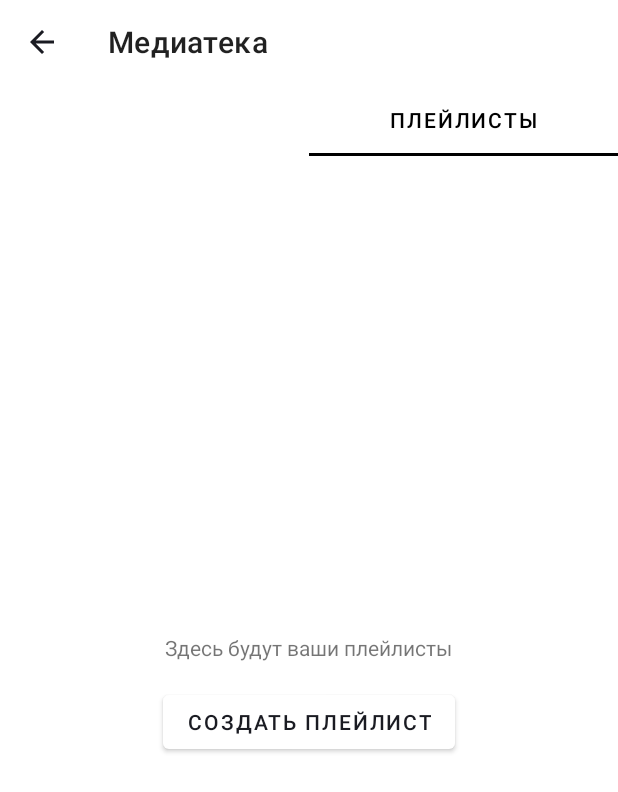
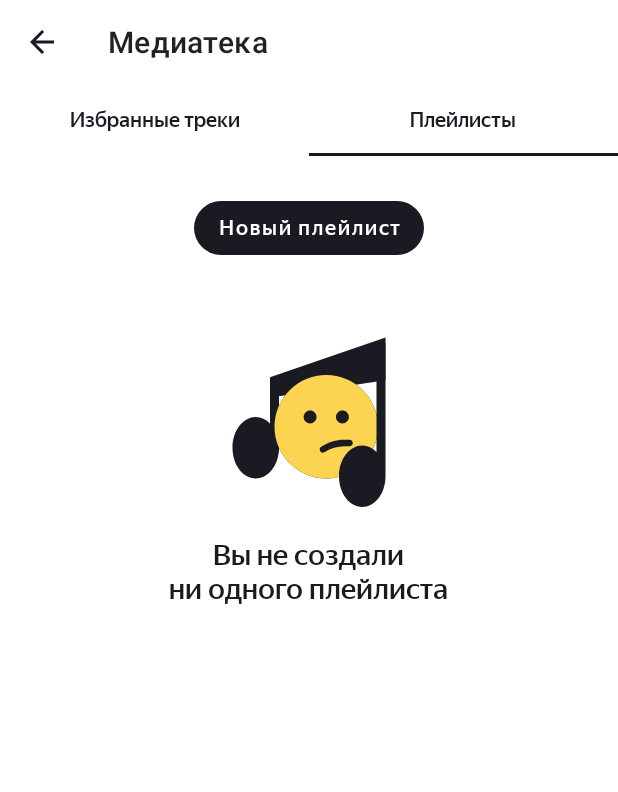
Before and after one commit to ValeryArhy/PlaylistMaker, an Android app: the FavoritesFragment screen opened directly, with no data from a screen before it, tab 2 chosen, on a phone screen of 412 x 824 dp. Shown: the top 792 px of the screen. Run offline under Robolectric (Android 15) with nearby library versions, the phone set to English and light mode, and no system bars.

Commit message:
18 спринт

```diff
--- a/app/src/main/java/com/example/playlistmaker/player/ui/FavoritesFragment.kt
+++ b/app/src/main/java/com/example/playlistmaker/player/ui/FavoritesFragment.kt
@@ -27,4 +27,9 @@ class FavoritesFragment : Fragment() {
         super.onDestroyView()
         _binding = null
     }
+    companion object {
+        fun newInstance(): FavoritesFragment{
+            return FavoritesFragment()
+        }
+    }
 }
--- a/app/src/main/java/com/example/playlistmaker/player/ui/MediaLibraryActivity.kt
+++ b/app/src/main/java/com/example/playlistmaker/player/ui/MediaLibraryActivity.kt
@@ -21,7 +21,7 @@ class MediaLibraryActivity : AppCompatActivity() {
 
         TabLayoutMediator(binding.tabLayout, binding.viewPager) { tab, position ->
             tab.text = when (position) {
-                0 -> ""
+                0 -> "Избранные треки"
                 1 -> "Плейлисты"
                 else -> null
             }
--- a/app/src/main/java/com/example/playlistmaker/player/ui/MediaLibraryPagerAdapter.kt
+++ b/app/src/main/java/com/example/playlistmaker/player/ui/MediaLibraryPagerAdapter.kt
@@ -10,8 +10,8 @@ class MediaLibraryPagerAdapter(activity: FragmentActivity) : FragmentStateAdapte
 
     override fun createFragment(position: Int): Fragment {
         return when (position) {
-            0 -> FavoritesFragment()
-            1 -> PlaylistsFragment()
+            0 -> FavoritesFragment.newInstance()
+            1 -> PlaylistsFragment.newInstance()
             else -> throw IllegalStateException("Unexpected position: $position")
         }
     }
--- a/app/src/main/java/com/example/playlistmaker/player/ui/PlaylistsFragment.kt
+++ b/app/src/main/java/com/example/playlistmaker/player/ui/PlaylistsFragment.kt
@@ -26,7 +26,7 @@ class PlaylistsFragment : Fragment() {
     override fun onViewCreated(view: View, savedInstanceState: Bundle?) {
         super.onViewCreated(view, savedInstanceState)
 
-        binding.createPlaylistButton.setOnClickListener {
+        binding.newPlaylistButton.setOnClickListener {
         }
     }
 
@@ -34,4 +34,9 @@ class PlaylistsFragment : Fragment() {
         super.onDestroyView()
         _binding = null
     }
+    companion object {
+        fun newInstance(): PlaylistsFragment{
+            return PlaylistsFragment()
+        }
+    }
 }
--- a/app/src/main/res/layout/activity_media_library.xml
+++ b/app/src/main/res/layout/activity_media_library.xml
@@ -4,7 +4,7 @@
     android:layout_width="match_parent"
     android:layout_height="match_parent"
     android:orientation="vertical"
-    android:background="@color/white">
+    android:background="?attr/colorPrimary">
 
     <com.google.android.material.appbar.MaterialToolbar
         android:id="@+id/toolbar"
@@ -18,10 +18,9 @@
         android:id="@+id/tabLayout"
         android:layout_width="match_parent"
         android:layout_height="wrap_content"
-        android:background="@color/white"
-
-        app:tabTextColor="@color/black"
-        app:tabIndicatorColor="@color/black"/>
+        style="@style/CustomTabText"
+        android:background="?attr/colorPrimary"
+        app:tabTextAppearance="@style/CustomTabText"/>
 
     <androidx.viewpager2.widget.ViewPager2
         android:id="@+id/viewPager"
--- a/app/src/main/res/layout/fragment_favorites.xml
+++ b/app/src/main/res/layout/fragment_favorites.xml
@@ -1,13 +1,23 @@
 <?xml version="1.0" encoding="utf-8"?>
 <LinearLayout xmlns:android="http://schemas.android.com/apk/res/android"
     android:orientation="vertical"
-    android:gravity="center"
     android:layout_width="match_parent"
     android:layout_height="match_parent">
 
+    <ImageView
+        android:id="@+id/placeholder_image"
+        android:layout_width="wrap_content"
+        android:layout_height="wrap_content"
+        android:src="@drawable/search_null"
+        android:layout_gravity="center_horizontal"
+        android:layout_marginTop="106dp"/>
+
     <TextView
         android:id="@+id/favoritesStub"
-        android:text="Здесь будут избранные треки"
+        android:text="@string/empty_list_favor"
+        style="@style/TextView.Medium.19.black"
         android:layout_width="wrap_content"
-        android:layout_height="wrap_content"/>
+        android:layout_height="wrap_content"
+        android:layout_marginTop="16dp"
+        android:layout_gravity="center_horizontal"/>
 </LinearLayout>
--- a/app/src/main/res/layout/fragment_playlists.xml
+++ b/app/src/main/res/layout/fragment_playlists.xml
@@ -1,20 +1,34 @@
 <?xml version="1.0" encoding="utf-8"?>
 <LinearLayout xmlns:android="http://schemas.android.com/apk/res/android"
     android:orientation="vertical"
-    android:gravity="center"
     android:layout_width="match_parent"
     android:layout_height="match_parent">
 
+    <Button
+        android:id="@+id/newPlaylistButton"
+        style="@style/ButtonStyleBlack"
+        android:layout_width="wrap_content"
+        android:layout_height="wrap_content"
+        android:text="@string/new_playlist"
+        android:layout_gravity="center_horizontal"
+        android:layout_marginTop="24dp"/>
+
+    <ImageView
+        android:id="@+id/placeholder_image"
+        android:layout_width="wrap_content"
+        android:layout_height="wrap_content"
+        android:src="@drawable/search_null"
+        android:layout_marginTop="46dp"
+        android:layout_gravity="center_horizontal" />
+
     <TextView
         android:id="@+id/playlistsStub"
-        android:text="Здесь будут ваши плейлисты"
+        style="@style/TextView.Medium.19.black"
+        android:text="@string/no_playlist"
+        android:layout_gravity="center_horizontal"
+        android:layout_marginTop="16dp"
         android:layout_width="wrap_content"
         android:layout_height="wrap_content"/>
 
-    <Button
-        android:id="@+id/createPlaylistButton"
-        android:text="Создать плейлист"
-        android:layout_width="wrap_content"
-        android:layout_height="wrap_content"
-        android:layout_marginTop="16dp"/>
+
 </LinearLayout>
--- a/app/src/main/res/values/strings.xml
+++ b/app/src/main/res/values/strings.xml
@@ -25,6 +25,10 @@
     <string name="year">Год</string>
     <string name="genre">Жанр</string>
     <string name="country">Страна</string>
+    <string name="empty_list_favor">Ваша медиатека пуста</string>
+    <string name="no_playlist">Вы не создали\n\ни одного плейлиста</string>
+    <string name="new_playlist">Новый плейлист</string>
+
 
 
 </resources>
--- a/app/src/main/res/values/styles.xml
+++ b/app/src/main/res/values/styles.xml
@@ -97,5 +97,14 @@
         <item name="android:textColor">?attr/colorOnPrimary</item>
     </style>
 
+    <style name="CustomTabText" parent="TextAppearance.Design.Tab">
+        <item name="textAllCaps">false</item>
+        <item name="android:textSize">14sp</item>
+        <item name="tabTextColor">?attr/colorOnPrimary</item>
+        <item name="android:fontWeight">500</item>
+        <item name="android:fontFamily">@font/ys_display_medium</item>
+        <item name="tabIndicatorColor">?attr/colorOnPrimary</item>
+    </style>
+
 
 </resources>
```
